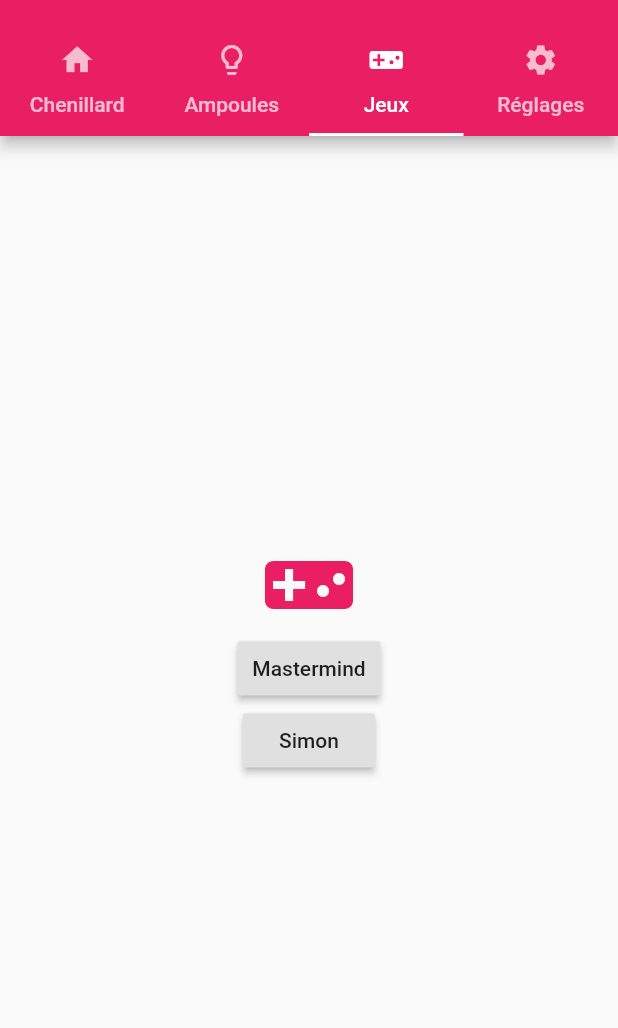
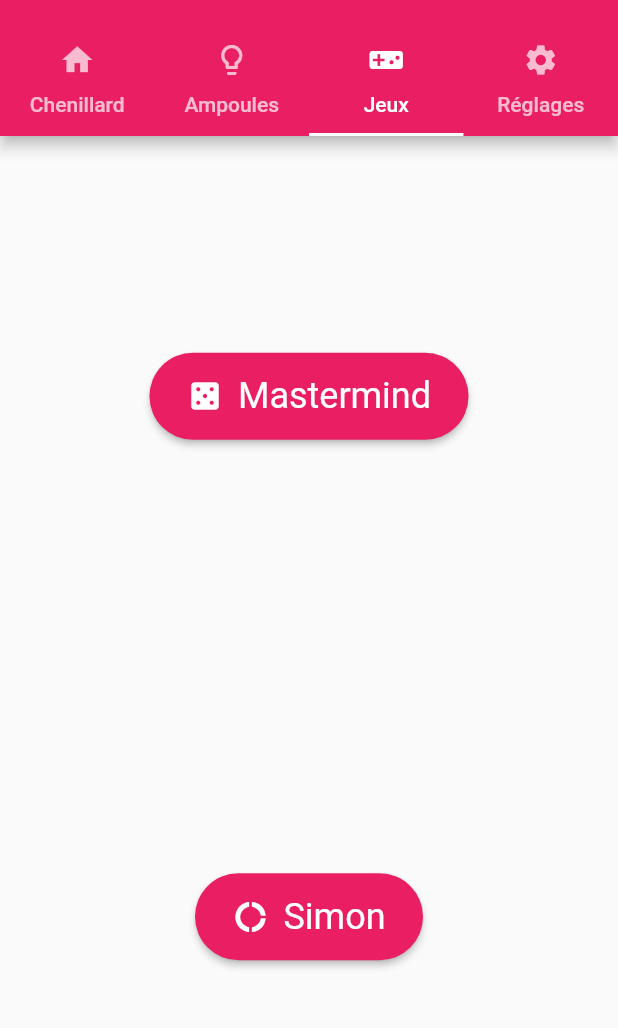
Before and after one commit to benoit-bernier/knxProject, a Flutter app: the screen it shows after launch, tab 3 chosen, on a phone screen of 412 x 824 dp, the part 59-1087 px from its top. Run offline on Flutter 3.47's test engine with Material 2 defaults, Android fonts, the phone set to English and light mode, and no system bars; missing offline and left inert: socket_io.

Commit message:
ajout color selector

```diff
--- a/flutter_app/lib/main.dart
+++ b/flutter_app/lib/main.dart
@@ -5,20 +5,20 @@
 import './history.dart';
 import 'package:collection/collection.dart';
 
-
-
 void main() {
   runApp(MaterialApp(
       title: 'KNX App',
       theme: new ThemeData(
-        primarySwatch: Colors.pink,
+        primarySwatch: mColor,
       ),
-      //color: Colors.pink,
+      //color: mColor,
       home: MyApp()));
 }
 
 bool isConnected = true;
 bool isListening = false;
+Color mColor = Colors.pink;
+Color mColorAccent = Colors.pinkAccent;
 
 class MyApp extends StatefulWidget {
   @override
@@ -78,25 +78,19 @@
       final _kTabPages = <Widget>[
         Center(
           child: Column(
-            mainAxisAlignment: MainAxisAlignment.center,
+            mainAxisAlignment: MainAxisAlignment.spaceAround,
             children: <Widget>[
               PlayPauseWidget(
                 channel: socket,
               ),
-              Text(
-                'Choisis la durée :',
-                style: TextStyle(fontWeight: FontWeight.bold, fontSize: 24),
-              ),
               SliderWidget(
                 channel: socket,
-              ),
-              Text(
-                'Sens de défilement',
-                style: TextStyle(fontWeight: FontWeight.bold, fontSize: 24),
               ),
               OrderWidget(
                 channel: socket,
               ),
+              Column(
+                children: <Widget>[
                   Text(
                     'Autre',
                     style: TextStyle(fontWeight: FontWeight.bold, fontSize: 24),
@@ -104,22 +98,38 @@
                   ButtonBar(
                     alignment: MainAxisAlignment.spaceEvenly,
                     children: <Widget>[
-                  RaisedButton(
+                      RaisedButton.icon(
                         onPressed: () {
                           toServer("UP");
                         },
-                    color: Colors.pink,
-                    child: Text('Accélère'),
-                    padding: EdgeInsets.only(left: 10.0, right: 10.0),
+                        color: mColor,
+                        icon: Icon(
+                          Icons.add,
+                          color: Colors.white,
                         ),
-                  RaisedButton(
+                        label: Text('Accélère',
+                            style: TextStyle(
+                                fontWeight: FontWeight.bold,
+                                color: Colors.white)),
+                      ),
+                      RaisedButton.icon(
                         onPressed: () {
                           toServer("DOWN");
                         },
-                      child: Text('Ralenti'),
-                      padding: EdgeInsets.only(left: 10.0, right: 10.0)),
+                        color: mColor,
+                        icon: Icon(
+                          Icons.remove,
+                          color: Colors.white,
+                        ),
+                        label: Text('Ralenti',
+                            style: TextStyle(
+                                fontWeight: FontWeight.bold,
+                                color: Colors.white)),
+                      )
                     ],
                   ),
+                ],
+              )
             ],
           ),
         ),
@@ -129,14 +139,11 @@
             // can refer to the Scaffold with Scaffold.of().
             builder: (BuildContext context) {
           return Column(
-            mainAxisAlignment: MainAxisAlignment.center,
+            mainAxisAlignment: MainAxisAlignment.spaceAround,
             children: <Widget>[
-              Icon(
-                Icons.videogame_asset,
-                size: 64.0,
-                color: Colors.pink,
-              ),
-              RaisedButton(
+              RawMaterialButton(
+                fillColor: mColor,
+                splashColor: Colors.pinkAccent,
                 onPressed: () {
                   initMastermind();
                   Navigator.of(context)
@@ -149,9 +156,29 @@
                     ));
                   });
                 },
-                  child: Text("Mastermind"),
-                  padding: EdgeInsets.only(left: 10.0, right: 10.0)),
-              RaisedButton(
+                child: Padding(
+                  padding: EdgeInsets.all(15),
+                  child: Row(
+                    mainAxisSize: MainAxisSize.min,
+                      children: <Widget>[
+                    Icon(
+                      Icons.casino,
+                      color: Colors.white,
+                    ),
+                    SizedBox(
+                      width: 10.0,
+                    ),
+                    Text(
+                    "Mastermind",
+                    style: TextStyle(color: Colors.white, fontSize: 24),
+                  ),])
+                ),
+                padding: EdgeInsets.only(left: 10.0, right: 10.0),
+                shape: const StadiumBorder(),
+              ),
+              RawMaterialButton(
+                fillColor: mColor,
+                splashColor: Colors.pinkAccent,
                 onPressed: () {
                   initSimon();
                   Navigator.of(context)
@@ -164,13 +191,50 @@
                     ));
                   });
                 },
-                  child: Text("Simon"),
-                  padding: EdgeInsets.only(left: 10.0, right: 10.0)),
+                child: Padding(
+                    padding: EdgeInsets.all(15),
+                    child: Row(
+                      mainAxisSize: MainAxisSize.min,
+                      children: <Widget>[
+                        Icon(
+                          Icons.donut_large,
+                          color: Colors.white,
+                        ),
+                        SizedBox(
+                          width: 10.0,
+                        ),
+                        Text(
+                          "Simon",
+                          style: TextStyle(color: Colors.white, fontSize: 24),
+                        ),
+                      ],
+                    )),
+                padding: EdgeInsets.only(left: 10.0, right: 10.0),
+                shape: const StadiumBorder(),
+              ),
             ],
           );
         })),
         Center(
-          child: _IPInput(),
+          child: Column(children: <Widget>[
+            DropdownButton<Color>(
+              value: mColor,
+              onChanged: ((Color newValue){
+                setState(() {
+                  mColor=newValue;
+                });
+              }),
+              items: [
+                DropdownMenuItem<Color>(value: Colors.blue,child: Text("Bleu"),),
+                DropdownMenuItem<Color>(value: Colors.pink,child: Text("Rose"),),
+                DropdownMenuItem<Color>(value: Colors.green,child: Text("Vert"),),
+                DropdownMenuItem<Color>(value: Colors.purple,child: Text("Violet"),),
+                DropdownMenuItem<Color>(value: Colors.deepOrange,child: Text("Orange"),),
+                DropdownMenuItem<Color>(value: Colors.yellow,child: Text("Ricard"),)
+              ],
+            ),
+            _IPInput(),
+          ],)
         ),
       ];
 
@@ -198,7 +262,7 @@
               length: _kTabs.length,
               child: Scaffold(
                   appBar: AppBar(
-                    backgroundColor: Colors.pink,
+                    backgroundColor: mColor,
                     title: Text("Chenillard App"),
                     actions: <Widget>[
                       ConnectionWidget(
@@ -300,8 +364,14 @@
   double _value = 500.0;
   @override
   Widget build(BuildContext context) {
-    return Slider(
-      activeColor: Colors.pink,
+    return Column(
+      children: <Widget>[
+        Text(
+          'Choisis la vitesse :',
+          style: TextStyle(fontWeight: FontWeight.bold, fontSize: 24),
+        ),
+        Slider(
+          activeColor: mColor,
           value: _value,
           min: 0.0,
           max: 5000.0,
@@ -311,6 +381,8 @@
             setState(() => _value = value);
             toServer("SETSPEED", _value.toString());
           },
+        )
+      ],
     );
   }
 
@@ -334,10 +406,16 @@
   var _defaultArray = <int>[1, 2, 3, 4];
   @override
   Widget build(BuildContext context) {
-    return Row(mainAxisAlignment: MainAxisAlignment.center, children: <Widget>[
+    return Column(
+      children: <Widget>[
+        Text(
+          'Sens de défilement',
+          style: TextStyle(fontWeight: FontWeight.bold, fontSize: 24),
+        ),
+        Row(mainAxisAlignment: MainAxisAlignment.center, children: <Widget>[
           Text(
             "$_defaultArray",
-        style: TextStyle(fontSize: 24, color: Colors.pink),
+            style: TextStyle(fontSize: 24, color: mColor),
           ),
           IconButton(
             onPressed: () {
@@ -347,12 +425,14 @@
               toServer("REVERSE");
               //or send defaultArray.toString() to send the model
             },
-        color: Colors.pink,
+            color: mColor,
             icon: Icon(Icons.autorenew),
             tooltip: "Inverser le tableau",
             //padding: EdgeInsets.only(left: 10.0, right: 10.0),
           ),
-    ]);
+        ])
+      ],
+    );
   }
 
   toServer(String mStr) async {
@@ -378,19 +458,19 @@
     return Column(
         mainAxisAlignment: MainAxisAlignment.center,
         children: <Widget>[
-          Text(
+          /*Text(
             "Le chenillard est en route : $_isPlaying",
-            style: TextStyle(fontSize: 24, color: Colors.pink),
-          ),
+            style: TextStyle(fontSize: 24, color: mColor),
+          ),*/
           IconButton(
-            iconSize: 64.0,
+            iconSize: 128.0,
             onPressed: () {
               setState(() {
                 _isPlaying = !_isPlaying;
               });
               toServer('ONOFF');
             },
-            color: Colors.pink,
+            color: mColor,
             icon: Icon(_isPlaying
                 ? Icons.pause_circle_filled
                 : Icons.play_circle_filled),
@@ -552,23 +632,23 @@
             children: <Widget>[
               Icon(
                 _led1 ? Icons.highlight : Icons.lightbulb_outline,
-                size: 64.0,
-                color: Colors.pink,
+                size: 100.0,
+                color: mColor,
               ),
               Icon(
                 _led2 ? Icons.highlight : Icons.lightbulb_outline,
-                size: 64.0,
-                color: Colors.pink,
+                size: 100.0,
+                color: mColor,
               ),
               Icon(
                 _led3 ? Icons.highlight : Icons.lightbulb_outline,
-                size: 64.0,
-                color: Colors.pink,
+                size: 100.0,
+                color: mColor,
               ),
               Icon(
                 _led4 ? Icons.highlight : Icons.lightbulb_outline,
-                size: 64.0,
-                color: Colors.pink,
+                size: 100.0,
+                color: mColor,
               ),
             ],
           )),
@@ -638,15 +718,17 @@
   Widget build(BuildContext context) {
     //listen();
     return Column(
-      children:<Widget>[
-        Expanded(child : History(_history)),
+      children: <Widget>[
+        Expanded(child: History(_history)),
         Row(
           mainAxisAlignment: MainAxisAlignment.spaceBetween,
           children: <Widget>[
-            Row(children: <Widget>[
+            Row(
+              children: <Widget>[
                 IconButton(
                     icon: Icon(
-                      _myArray[0] ? Icons.highlight : Icons.lightbulb_outline, size: 48),
+                        _myArray[0] ? Icons.highlight : Icons.lightbulb_outline,
+                        size: 48),
                     onPressed: () {
                       setState(() {
                         _myArray[0] = !_myArray[0];
@@ -654,7 +736,8 @@
                     }),
                 IconButton(
                     icon: Icon(
-                      _myArray[1] ? Icons.highlight : Icons.lightbulb_outline, size: 48),
+                        _myArray[1] ? Icons.highlight : Icons.lightbulb_outline,
+                        size: 48),
                     onPressed: () {
                       setState(() {
                         _myArray[1] = !_myArray[1];
@@ -662,7 +745,8 @@
                     }),
                 IconButton(
                     icon: Icon(
-                      _myArray[2] ? Icons.highlight : Icons.lightbulb_outline, size: 48),
+                        _myArray[2] ? Icons.highlight : Icons.lightbulb_outline,
+                        size: 48),
                     onPressed: () {
                       setState(() {
                         _myArray[2] = !_myArray[2];
@@ -670,13 +754,15 @@
                     }),
                 IconButton(
                     icon: Icon(
-                      _myArray[3] ? Icons.highlight : Icons.lightbulb_outline, size: 48),
+                        _myArray[3] ? Icons.highlight : Icons.lightbulb_outline,
+                        size: 48),
                     onPressed: () {
                       setState(() {
                         _myArray[3] = !_myArray[3];
                       });
                     }),
-    ],),
+              ],
+            ),
             ButtonBar(children: <Widget>[
               IconButton(
                 icon: Icon(Icons.autorenew, size: 48),
@@ -693,7 +779,12 @@
                   print("My Array : " + _myArray.toString());
                   if (IterableEquality().equals(_myArray, _ServerArray)) {
                     toServer("WON");
-                      Navigator.pop(context, "Gagné en "+_history.length.toString()+" manche"+(_history.length>1?"s !":" !"));
+                    Navigator.pop(
+                        context,
+                        "Gagné en " +
+                            _history.length.toString() +
+                            " manche" +
+                            (_history.length > 1 ? "s !" : " !"));
                   } else {
                     toServer("LOST");
                     setState(() {
```
Lines whose indentation alone changed are shown as unchanged.
